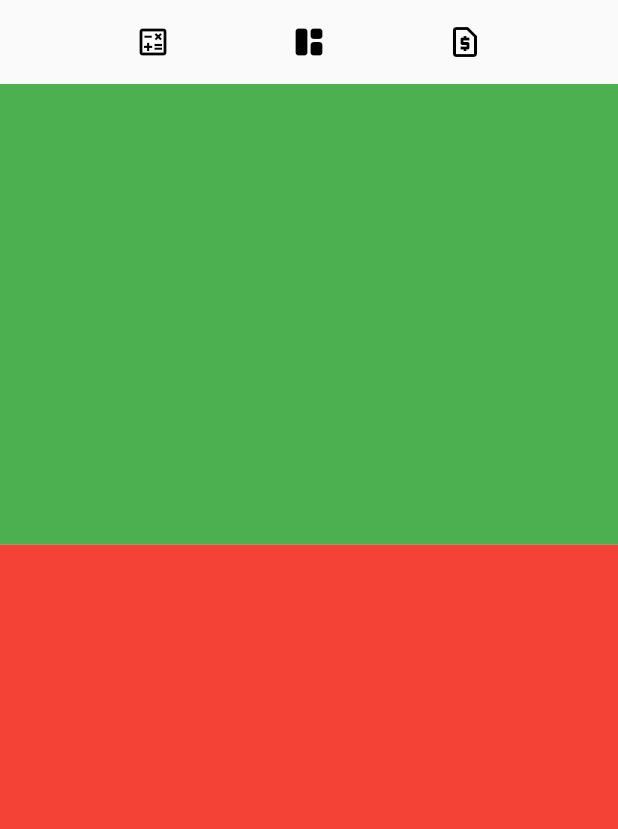
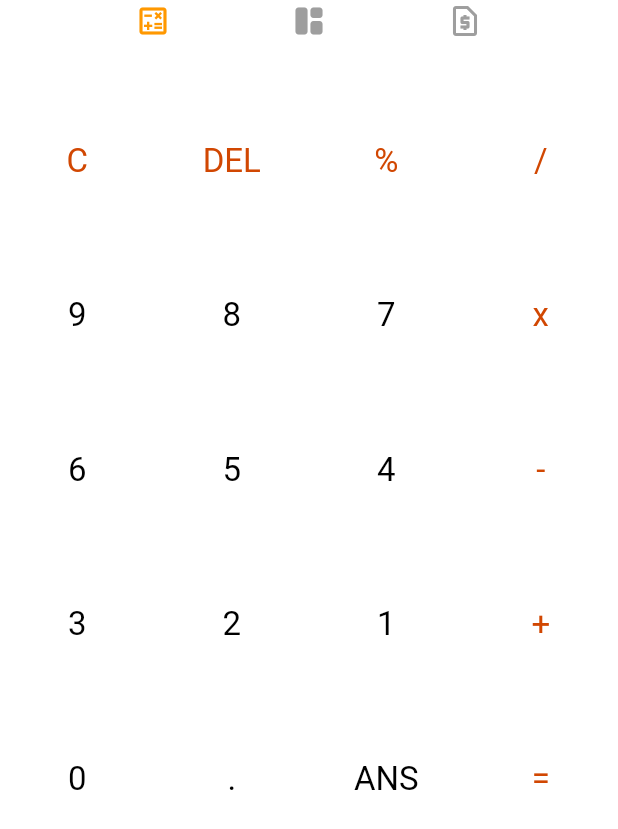
Before and after one commit to NullyxSoft/Flutter_Calculator_App, a Flutter app: the screen it shows after launch, on a phone screen of 412 x 824 dp. Shown: the top 829 px of the screen. Run offline on Flutter 3.47's test engine with Material 2 defaults, Android fonts, the phone set to English and light mode, and no system bars; our stand-ins replace easy_localization, math_expressions.

Commit message:
25/06/2023

```diff
--- /dev/null
+++ b/lib/core/constants/app_colors.dart
@@ -0,0 +1,16 @@
+import 'package:flutter/material.dart';
+
+mixin SameColors {
+  static const operatorBtnColor = Color.fromRGBO(209, 71, 2, 1);
+}
+mixin DarkColors {
+  static const scaffoldBgColor = Color(0xff000000);
+  static const numBtnColor = Color(0xffffffff);
+  static const iconColor = Color.fromRGBO(255, 255, 255, 0.541);
+}
+
+mixin LightColors {
+  static const scaffoldBgColor = Color(0xffffffff);
+  static const numBtnColor = Color(0xff000000);
+  static const iconColor = Color.fromRGBO(158, 158, 158, 1);
+}
--- a/lib/core/constants/app_constant.dart
+++ /dev/null
@@ -1,73 +0,0 @@
-// ignore_for_file: constant_identifier_names, non_constant_identifier_names
-import 'dart:core';
-
-import 'package:easy_localization/easy_localization.dart';
-import 'package:flutter/material.dart';
-
-class RoutePage {
-  static const String RoutePath = 'assets/lang';
-  static const String InitialRoute = '/';
-  static const String Age = 'age';
-  static const String Area = 'area';
-  static const String BMI = 'bmi';
-  static const String Data = 'data';
-  static const String Date = 'date';
-  static const String Discount = 'discount';
-  static const String Lenght = 'lenght';
-  static const String Mass = 'mass';
-  static const String NumeralSystem = 'numarelSystem';
-  static const String Speed = 'speed';
-  static const String Temperature = 'tempereture';
-  static const String Time = 'time';
-  static const String Volume = 'volume';
-  static const String Currency = 'currency';
-  static const String Investment = 'investment';
-  static const String Loan = 'loan';
-}
-
-class PageIcons {
-  static const Icon Menu = Icon(Icons.space_dashboard_rounded);
-  static const Icon MenuEconomy = Icon(Icons.request_page_outlined);
-  static const Icon DefaultCalculate = Icon(Icons.calculate_outlined);
-  static const Icon Age = Icon(Icons.cake_outlined);
-  static const Icon Area = Icon(Icons.crop_square);
-  static const Icon BMI = Icon(Icons.monitor_weight_outlined);
-  static const Icon Data = Icon(Icons.storage);
-  static const Icon Date = Icon(Icons.date_range_outlined);
-  static const Icon Discount = Icon(Icons.discount);
-  static const Icon Lenght = Icon(Icons.unfold_more_double_rounded);
-  static const Icon Mass = Icon(Icons.scale_outlined);
-  static const Icon NumeralSystem = Icon(Icons.code);
-  static const Icon Speed = Icon(Icons.speed_outlined);
-  static const Icon Temperature = Icon(Icons.thermostat_outlined);
-  static const Icon Time = Icon(Icons.access_time);
-  static const Icon Volume = Icon(Icons.indeterminate_check_box_outlined);
-  static const Icon Currency = Icon(Icons.currency_exchange_outlined);
-  static const Icon Investment = Icon(Icons.line_axis_sharp);
-  static const Icon Loan = Icon(Icons.monetization_on_outlined);
-
-  static List<Icon> pageIconMenuList = const [Age, Area, BMI, Data, Date, Discount, Lenght, Mass, NumeralSystem, Speed, Temperature, Time, Volume];
-  static List<Icon> pageIconMenuEconomyList = const [Currency, Investment, Loan];
-}
-
-class PageTexts {
-  static String Age = RoutePage.Age.tr();
-  static String Area = RoutePage.Area.tr();
-  static String BMI = RoutePage.BMI.tr();
-  static String Data = RoutePage.Data.tr();
-  static String Date = RoutePage.Date.tr();
-  static String Discount = RoutePage.Discount.tr();
-  static String Lenght = RoutePage.Lenght.tr();
-  static String Mass = RoutePage.Mass.tr();
-  static String NumeralSystem = RoutePage.NumeralSystem.tr();
-  static String Speed = RoutePage.Speed.tr();
-  static String Temperature = RoutePage.Temperature.tr();
-  static String Time = RoutePage.Time.tr();
-  static String Volume = RoutePage.Volume.tr();
-  static String Currency = RoutePage.Currency.tr();
-  static String Investment = RoutePage.Investment.tr();
-  static String Loan = RoutePage.Loan.tr();
-
-  static List<String> pageTextsMenuList = [Age, Area, BMI, Data, Date, Discount, Lenght, Mass, NumeralSystem, Speed, Temperature, Time, Volume];
-  static List<String> pageTextsMenuEconomyList = [Currency, Investment, Loan];
-}
--- /dev/null
+++ b/lib/core/constants/app_icons.dart
@@ -0,0 +1,53 @@
+// ignore_for_file: constant_identifier_names, non_constant_identifier_names
+
+import 'package:flutter/material.dart';
+
+class PageIcons {
+  static Icon DefaultCalculate(int Index) => Icon(
+        Icons.calculate_outlined,
+        color: Index == 0 ? Colors.orange : Colors.grey,
+      );
+
+  static Icon Menu(int Index) => Icon(
+        Icons.space_dashboard_rounded,
+        color: Index == 1 ? Colors.orange : Colors.grey,
+      );
+  static Icon MenuEconomy(int Index) => Icon(
+        Icons.request_page_outlined,
+        color: Index == 2 ? Colors.orange : Colors.grey,
+      );
+
+  static const Icon Age = Icon(Icons.cake_outlined);
+  static const Icon Area = Icon(Icons.crop_square);
+  static const Icon BMI = Icon(Icons.monitor_weight_outlined);
+  static const Icon Data = Icon(Icons.storage);
+  static const Icon Date = Icon(Icons.date_range_outlined);
+  static const Icon Discount = Icon(Icons.discount);
+  static const Icon Lenght = Icon(Icons.unfold_more_double_rounded);
+  static const Icon Mass = Icon(Icons.scale_outlined);
+  static const Icon NumeralSystem = Icon(Icons.code);
+  static const Icon Speed = Icon(Icons.speed_outlined);
+  static const Icon Temperature = Icon(Icons.thermostat_outlined);
+  static const Icon Time = Icon(Icons.access_time);
+  static const Icon Volume = Icon(Icons.indeterminate_check_box_outlined);
+  static const Icon Currency = Icon(Icons.currency_exchange_outlined);
+  static const Icon Investment = Icon(Icons.line_axis_sharp);
+  static const Icon Loan = Icon(Icons.monetization_on_outlined);
+
+  static List<Icon> pageIconMenuList = const [
+    Age,
+    Area,
+    BMI,
+    Data,
+    Date,
+    Discount,
+    Lenght,
+    Mass,
+    NumeralSystem,
+    Speed,
+    Temperature,
+    Time,
+    Volume
+  ];
+  static List<Icon> pageIconMenuEconomyList = const [Currency, Investment, Loan];
+}
--- /dev/null
+++ b/lib/core/constants/app_routes.dart
@@ -0,0 +1,24 @@
+// ignore_for_file: public_member_api_docs, sort_constructors_first
+// ignore_for_file: constant_identifier_names, non_constant_identifier_names
+import 'dart:core';
+
+class RoutePage {
+  static const String RoutePath = 'assets/lang';
+  static const String InitialRoute = '/';
+  static const String Age = 'age';
+  static const String Area = 'area';
+  static const String BMI = 'bmi';
+  static const String Data = 'data';
+  static const String Date = 'date';
+  static const String Discount = 'discount';
+  static const String Lenght = 'lenght';
+  static const String Mass = 'mass';
+  static const String NumeralSystem = 'numarelSystem';
+  static const String Speed = 'speed';
+  static const String Temperature = 'tempereture';
+  static const String Time = 'time';
+  static const String Volume = 'volume';
+  static const String Currency = 'currency';
+  static const String Investment = 'investment';
+  static const String Loan = 'loan';
+}
--- /dev/null
+++ b/lib/core/constants/app_strings.dart
@@ -0,0 +1,63 @@
+// ignore_for_file: non_constant_identifier_names
+
+import 'package:easy_localization/easy_localization.dart';
+import 'app_routes.dart';
+
+class PageTexts {
+  static String Age = RoutePage.Age.tr();
+  static String Area = RoutePage.Area.tr();
+  static String BMI = RoutePage.BMI.tr();
+  static String Data = RoutePage.Data.tr();
+  static String Date = RoutePage.Date.tr();
+  static String Discount = RoutePage.Discount.tr();
+  static String Lenght = RoutePage.Lenght.tr();
+  static String Mass = RoutePage.Mass.tr();
+  static String NumeralSystem = RoutePage.NumeralSystem.tr();
+  static String Speed = RoutePage.Speed.tr();
+  static String Temperature = RoutePage.Temperature.tr();
+  static String Time = RoutePage.Time.tr();
+  static String Volume = RoutePage.Volume.tr();
+  static String Currency = RoutePage.Currency.tr();
+  static String Investment = RoutePage.Investment.tr();
+  static String Loan = RoutePage.Loan.tr();
+
+  static List<String> pageTextsMenuList = [
+    Age,
+    Area,
+    BMI,
+    Data,
+    Date,
+    Discount,
+    Lenght,
+    Mass,
+    NumeralSystem,
+    Speed,
+    Temperature,
+    Time,
+    Volume
+  ];
+  static List<String> pageTextsMenuEconomyList = [Currency, Investment, Loan];
+
+  static List<String> numButtons = [
+    'C',
+    'DEL',
+    '%',
+    '/',
+    '9',
+    '8',
+    '7',
+    'x',
+    '6',
+    '5',
+    '4',
+    '-',
+    '3',
+    '2',
+    '1',
+    '+',
+    '0',
+    '.',
+    'ANS',
+    '=',
+  ];
+}
--- a/lib/core/ui/shared/custom_themes.dart
+++ b/lib/core/ui/shared/custom_themes.dart
@@ -1,9 +1,27 @@
+import 'package:calculator_app/core/constants/app_colors.dart';
+import 'package:calculator_app/core/ui/shared/ui_helpers.dart';
 import 'package:flutter/material.dart';
 
 extension CustomTheme on ThemeData {
   // ignore: non_constant_identifier_names
-  static ThemeData LightTheme() => ThemeData.light().copyWith(iconTheme: const IconThemeData(size: 30));
+  static ThemeData LightTheme() => ThemeData.light().copyWith(
+      iconTheme: const IconThemeData(size: UIHelper.DefaultCardIconSize, color: LightColors.iconColor),
+      visualDensity: VisualDensity.adaptivePlatformDensity,
+      scaffoldBackgroundColor: LightColors.scaffoldBgColor,
+      navigationBarTheme: const NavigationBarThemeData(
+        backgroundColor: Colors.transparent,
+        elevation: 0,
+        indicatorColor: Colors.transparent,
+      ));
 
 // ignore: non_constant_identifier_names
-  static ThemeData DarkTheme() => ThemeData.dark().copyWith(iconTheme: const IconThemeData(size: 30));
+  static ThemeData DarkTheme() => ThemeData.dark().copyWith(
+      iconTheme: const IconThemeData(size: UIHelper.DefaultCardIconSize, color: DarkColors.iconColor),
+      visualDensity: VisualDensity.adaptivePlatformDensity,
+      scaffoldBackgroundColor: DarkColors.scaffoldBgColor,
+      navigationBarTheme: const NavigationBarThemeData(
+        backgroundColor: Colors.transparent,
+        elevation: 0,
+        indicatorColor: Colors.transparent,
+      ));
 }
--- a/lib/core/ui/shared/ui_helpers.dart
+++ b/lib/core/ui/shared/ui_helpers.dart
@@ -1,4 +1,19 @@
-class UIHelper {
-  // ignore: constant_identifier_names
-  static const int CardIconSize = 30;
+// ignore_for_file: constant_identifier_names
+
+import 'package:flutter/material.dart';
+
+mixin UIHelper {
+  static const double DefaultCardIconSize = 30.0;
+
+  static const double LittleGap = 6.0;
+  static const double MediumGap = 12.0;
+  static const double largeGap = 20.0;
+
+  static const double LittleFontSize = 12.0;
+  static const double MediumFontSize = 15.0;
+  static const double LargeFontSize = 18.0;
+  static const double XLargeFontSize = 22.0;
+
+  static var brightness = WidgetsBinding.instance.platformDispatcher.platformBrightness; // Get Device brightness
+  static bool isDark = brightness == Brightness.dark;
 }
--- a/lib/core/ui/views/calculate_page_menu.dart
+++ b/lib/core/ui/views/calculate_page_menu.dart
@@ -1,6 +1,8 @@
-import 'package:calculator_app/core/constants/app_constant.dart';
 import 'package:calculator_app/core/ui/widgets/custom_card.dart';
 import 'package:flutter/material.dart';
+
+import '../../constants/app_icons.dart';
+import '../../constants/app_strings.dart';
 
 class CalculatePageMenu extends StatelessWidget {
   const CalculatePageMenu({super.key});
--- a/lib/core/ui/views/default_calculate_page.dart
+++ b/lib/core/ui/views/default_calculate_page.dart
@@ -1,3 +1,6 @@
+import 'package:calculator_app/core/constants/app_colors.dart';
+import 'package:calculator_app/core/ui/shared/ui_helpers.dart';
+import 'package:calculator_app/core/ui/widgets/keyboard_layouts/default_calculte_numeric.dart';
 import 'package:flutter/material.dart';
 
 class DefaultCalculatePage extends StatefulWidget {
@@ -11,17 +14,12 @@ class _DefaultCalculatePageState extends State<DefaultCalculatePage> {
   @override
   Widget build(BuildContext context) {
     return Scaffold(
+      backgroundColor: UIHelper.isDark ? DarkColors.scaffoldBgColor : LightColors.scaffoldBgColor,
       body: Column(children: [
-        Expanded(
-            flex: 4,
-            child: Container(
-              color: Colors.green,
-            )),
-        Expanded(
-            flex: 6,
-            child: Container(
-              color: Colors.red,
-            ))
+        Container(
+          color: Colors.green,
+        ),
+        const DefaultNumericLayout()
       ]),
     );
   }
--- a/lib/core/ui/views/page_controller.dart
+++ b/lib/core/ui/views/page_controller.dart
@@ -1,8 +1,9 @@
-import 'package:calculator_app/core/constants/app_constant.dart';
+import 'package:calculator_app/core/ui/shared/ui_helpers.dart';
 import 'package:calculator_app/core/ui/views/calculate_page_menu_economy.dart';
 import 'package:calculator_app/core/ui/views/default_calculate_page.dart';
 import 'package:flutter/material.dart';
 
+import '../../constants/app_icons.dart';
 import 'calculate_page_menu.dart';
 
 class PageControllerView extends StatefulWidget {
@@ -30,7 +31,14 @@ class _PageControllerViewState extends State<PageControllerView> {
         backgroundColor: Colors.transparent,
         centerTitle: true,
         titleSpacing: 50,
-        title: _pageNavigationBar(),
+        title: Column(
+          children: [
+            Align(alignment: Alignment.center, child: _pageNavigationBar()),
+            const SizedBox(
+              height: UIHelper.MediumGap,
+            )
+          ],
+        ),
       ),
       body: pages[currentIndex],
     );
@@ -38,29 +46,24 @@ class _PageControllerViewState extends State<PageControllerView> {
 
   NavigationBar _pageNavigationBar() {
     return NavigationBar(
-      animationDuration: const Duration(seconds: 1),
-      indicatorColor: Colors.transparent,
-      elevation: 0,
-      indicatorShape: null,
-      backgroundColor: Colors.transparent,
-      labelBehavior: NavigationDestinationLabelBehavior.alwaysHide,
+      animationDuration: const Duration(seconds: 5),
       selectedIndex: currentIndex,
       onDestinationSelected: (index) {
         setState(() {
           currentIndex = index;
         });
       },
-      destinations: const [
+      destinations: [
         NavigationDestination(
-          icon: PageIcons.DefaultCalculate,
+          icon: PageIcons.DefaultCalculate(currentIndex),
           label: '',
         ),
         NavigationDestination(
-          icon: PageIcons.Menu,
+          icon: PageIcons.Menu(currentIndex),
           label: '',
         ),
         NavigationDestination(
-          icon: PageIcons.MenuEconomy,
+          icon: PageIcons.MenuEconomy(currentIndex),
           label: '',
         )
       ],
--- /dev/null
+++ b/lib/core/ui/widgets/custom_button.dart
@@ -0,0 +1,35 @@
+import 'package:calculator_app/core/ui/shared/ui_helpers.dart';
+import 'package:flutter/material.dart';
+
+class CustomButton extends StatelessWidget {
+  final Color color;
+  final Color textColor;
+  final String text;
+  final VoidCallback buttonTapped;
+
+  const CustomButton({
+    Key? key,
+    required this.color,
+    required this.textColor,
+    required this.text,
+    required this.buttonTapped,
+  }) : super(key: key);
+
+  @override
+  Widget build(BuildContext context) {
+    return InkWell(
+      onTap: buttonTapped,
+      child: Container(
+        decoration: BoxDecoration(
+          color: color,
+        ),
+        child: Center(
+          child: Text(
+            text,
+            style: TextStyle(color: textColor, fontSize: UIHelper.XLargeFontSize),
+          ),
+        ),
+      ),
+    );
+  }
+}
--- /dev/null
+++ b/lib/core/ui/widgets/keyboard_layouts/default_calculte_numeric.dart
@@ -0,0 +1,63 @@
+import 'package:calculator_app/core/constants/app_colors.dart';
+import 'package:calculator_app/core/constants/app_strings.dart';
+import 'package:calculator_app/core/models/calculate_controller.dart';
+import 'package:calculator_app/core/ui/shared/ui_helpers.dart';
+import 'package:calculator_app/core/ui/widgets/custom_button.dart';
+import 'package:flutter/material.dart';
+
+// Default Calculate Page Key Layout Widget
+class DefaultNumericLayout extends StatefulWidget {
+  const DefaultNumericLayout({super.key});
+
+  @override
+  State<DefaultNumericLayout> createState() => _DefaultNumericLayoutState();
+}
+
+class _DefaultNumericLayoutState extends State<DefaultNumericLayout> {
+  @override
+  Widget build(BuildContext context) {
+    CalculateController calculateController = CalculateController();
+    return Expanded(
+      flex: 2,
+      child: Container(
+        child: GridView.builder(
+          physics: const NeverScrollableScrollPhysics(),
+          itemCount: PageTexts.numButtons.length,
+          gridDelegate: const SliverGridDelegateWithFixedCrossAxisCount(crossAxisCount: 4),
+          itemBuilder: (context, index) {
+            switch (index) {
+              case 0:
+                return CustomButton(
+                    color: !UIHelper.isDark ? DarkColors.numBtnColor : LightColors.numBtnColor,
+                    textColor: SameColors.operatorBtnColor,
+                    text: PageTexts.numButtons.elementAt(index),
+                    buttonTapped: () => calculateController.clearPropertyPressed);
+              case 1:
+                return CustomButton(
+                    color: !UIHelper.isDark ? DarkColors.numBtnColor : LightColors.numBtnColor,
+                    textColor: SameColors.operatorBtnColor,
+                    text: PageTexts.numButtons.elementAt(index),
+                    buttonTapped: () => calculateController.deleteButtonPressed);
+              case 19:
+                return CustomButton(
+                    color: !UIHelper.isDark ? DarkColors.numBtnColor : LightColors.numBtnColor,
+                    textColor: SameColors.operatorBtnColor,
+                    text: PageTexts.numButtons.elementAt(index),
+                    buttonTapped: () => calculateController.equalPropertyPressed);
+              default:
+                return CustomButton(
+                    color: !UIHelper.isDark ? DarkColors.numBtnColor : LightColors.numBtnColor,
+                    textColor: calculateController.isOperator(PageTexts.numButtons.elementAt(index))
+                        ? SameColors.operatorBtnColor
+                        : UIHelper.isDark
+                            ? DarkColors.numBtnColor
+                            : LightColors.numBtnColor,
+                    text: PageTexts.numButtons.elementAt(index),
+                    buttonTapped: () => calculateController.numberButtonPressed(PageTexts.numButtons, index));
+            }
+          },
+        ),
+      ),
+    );
+  }
+}
--- a/lib/main.dart
+++ b/lib/main.dart
@@ -1,13 +1,21 @@
-import 'package:calculator_app/core/constants/app_constant.dart';
+import 'package:calculator_app/core/constants/app_routes.dart';
 import 'package:calculator_app/core/ui/shared/custom_themes.dart';
 import 'package:calculator_app/core/ui/views/page_controller.dart';
 import 'package:easy_localization/easy_localization.dart';
 import 'package:flutter/material.dart';
+import 'package:flutter/services.dart';
 
 void main() async {
   WidgetsFlutterBinding.ensureInitialized();
   await EasyLocalization.ensureInitialized();
-  runApp(EasyLocalization(supportedLocales: const [Locale('en', 'US'), Locale('tr', 'TR')], path: RoutePage.RoutePath, child: const MyApp()));
+  SystemChrome.setPreferredOrientations([
+    DeviceOrientation.portraitUp,
+    DeviceOrientation.portraitDown,
+  ]);
+  runApp(EasyLocalization(
+      supportedLocales: const [Locale('en', 'US'), Locale('tr', 'TR')],
+      path: RoutePage.RoutePath,
+      child: const MyApp()));
 }
 
 class MyApp extends StatelessWidget {
--- a/pubspec.yaml
+++ b/pubspec.yaml
@@ -35,6 +35,7 @@ dependencies:
   # Use with the CupertinoIcons class for iOS style icons.
   cupertino_icons: ^1.0.2
   easy_localization: ^3.0.2
+  math_expressions: ^2.4.0
 
 dev_dependencies:
   flutter_test:
```
Also changed, not shown: lib/core/ui/views/calculate_page_menu_economy.dart (+4 -3 lines), pubspec.lock, 1 other file.
